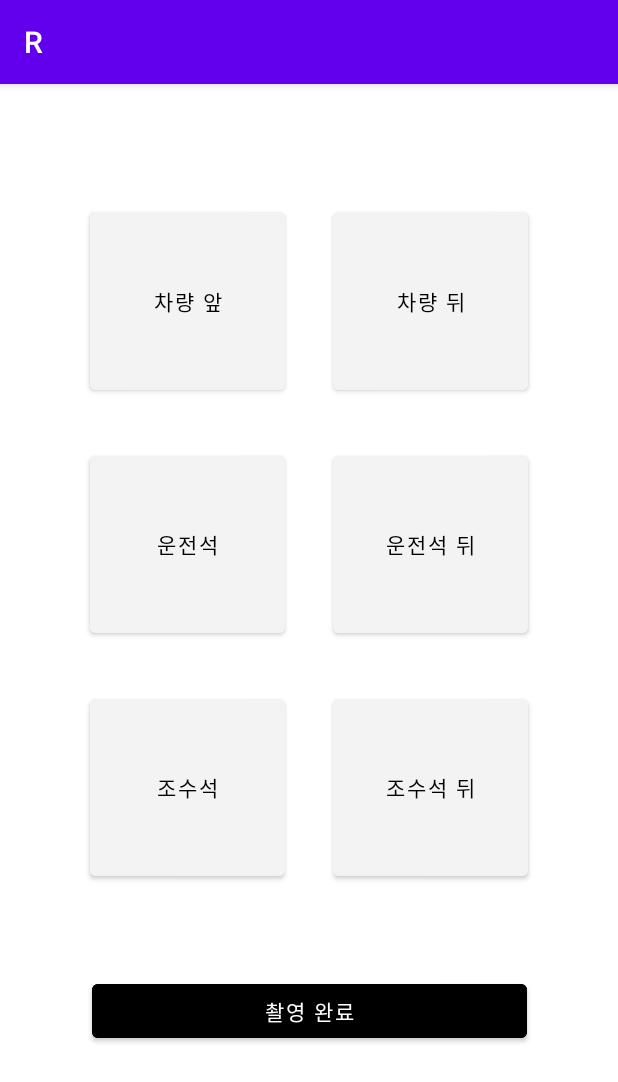
After one commit to 2022capstone/Android, an Android app: the fragment TakePicturesFragment shown on its own in the app's theme, on a phone screen of 412 x 824 dp. The commit adds this screen. Shown: the top 1082 px of the screen. Run offline under Robolectric (Android 15) with nearby library versions, the phone set to English and light mode, and no system bars.

Commit message:
현재이용중인차량(사진찍기)ui

```diff
--- /dev/null
+++ b/app/src/main/java/com/android/r/CarList.kt
@@ -0,0 +1,5 @@
+package com.android.r
+
+import java.util.*
+
+class CarList(val image: Int, val model: String, val owner: String, val date: String)//차종, 차주, 대여가능날짜
--- /dev/null
+++ b/app/src/main/java/com/android/r/TakePicturesFragment.kt
@@ -0,0 +1,59 @@
+package com.android.r
+
+import android.os.Bundle
+import androidx.fragment.app.Fragment
+import android.view.LayoutInflater
+import android.view.View
+import android.view.ViewGroup
+
+// TODO: Rename parameter arguments, choose names that match
+// the fragment initialization parameters, e.g. ARG_ITEM_NUMBER
+private const val ARG_PARAM1 = "param1"
+private const val ARG_PARAM2 = "param2"
+
+/**
+ * A simple [Fragment] subclass.
+ * Use the [TakePicturesFragment.newInstance] factory method to
+ * create an instance of this fragment.
+ */
+class TakePicturesFragment : Fragment() {
+    // TODO: Rename and change types of parameters
+    private var param1: String? = null
+    private var param2: String? = null
+
+    override fun onCreate(savedInstanceState: Bundle?) {
+        super.onCreate(savedInstanceState)
+        arguments?.let {
+            param1 = it.getString(ARG_PARAM1)
+            param2 = it.getString(ARG_PARAM2)
+        }
+    }
+
+    override fun onCreateView(
+        inflater: LayoutInflater, container: ViewGroup?,
+        savedInstanceState: Bundle?
+    ): View? {
+        // Inflate the layout for this fragment
+        return inflater.inflate(R.layout.fragment_take_pictures, container, false)
+    }
+
+    companion object {
+        /**
+         * Use this factory method to create a new instance of
+         * this fragment using the provided parameters.
+         *
+         * @param param1 Parameter 1.
+         * @param param2 Parameter 2.
+         * @return A new instance of fragment TakePicturesFragment.
+         */
+        // TODO: Rename and change types and number of parameters
+        @JvmStatic
+        fun newInstance(param1: String, param2: String) =
+            TakePicturesFragment().apply {
+                arguments = Bundle().apply {
+                    putString(ARG_PARAM1, param1)
+                    putString(ARG_PARAM2, param2)
+                }
+            }
+    }
+}
--- a/app/src/main/res/drawable/shape.xml
+++ b/app/src/main/res/drawable/shape.xml
@@ -1,7 +1,7 @@
 <?xml version="1.0" encoding="utf-8"?>
 <shape xmlns:android="http://schemas.android.com/apk/res/android"
     android:shape="rectangle" >
-    <solid android:color="@color/black"/>
+    <solid android:color="#F3F3F3"/>
 
     <corners android:bottomRightRadius="10dp"
         android:bottomLeftRadius="10dp"
@@ -9,5 +9,5 @@
         android:topRightRadius="10dp"/>
     <stroke
         android:width="3dp"
-        android:color="@color/black" />
+        android:color="#F3F3F3" />
 </shape>
--- a/app/src/main/res/layout/fragment_start2.xml
+++ b/app/src/main/res/layout/fragment_start2.xml
@@ -33,6 +33,7 @@
             app:layout_constraintTop_toTopOf="@+id/btn_menu" />
 
         <androidx.recyclerview.widget.RecyclerView
+            android:id="@+id/rv_car_rent_before"
             android:layout_width="409dp"
             android:layout_height="638dp"
             android:layout_marginStart="1dp"
--- /dev/null
+++ b/app/src/main/res/layout/fragment_take_pictures.xml
@@ -0,0 +1,96 @@
+<?xml version="1.0" encoding="utf-8"?>
+<androidx.constraintlayout.widget.ConstraintLayout xmlns:android="http://schemas.android.com/apk/res/android"
+    xmlns:app="http://schemas.android.com/apk/res-auto"
+    xmlns:tools="http://schemas.android.com/tools"
+    android:layout_width="match_parent"
+    android:layout_height="match_parent"
+    tools:context=".TakePicturesFragment">
+
+
+    <Button
+        android:id="@+id/button3"
+        android:layout_width="130dp"
+        android:layout_height="130dp"
+        android:layout_marginStart="60dp"
+        android:layout_marginTop="80dp"
+        android:backgroundTint="@color/gray"
+        android:text="차량 앞"
+        android:textColor="@color/black"
+        app:layout_constraintStart_toStartOf="parent"
+        app:layout_constraintTop_toTopOf="parent"
+        tools:ignore="SpeakableTextPresentCheck" />
+
+    <Button
+        android:id="@+id/button4"
+        android:layout_width="130dp"
+        android:layout_height="130dp"
+        android:layout_marginEnd="60dp"
+        android:backgroundTint="@color/gray"
+        android:text="차량 뒤"
+        android:textColor="@color/black"
+        app:layout_constraintBottom_toBottomOf="@+id/button3"
+        app:layout_constraintEnd_toEndOf="parent"
+        app:layout_constraintTop_toTopOf="@+id/button3"
+        app:layout_constraintVertical_bias="0.0"
+        tools:ignore="SpeakableTextPresentCheck" />
+
+    <Button
+        android:id="@+id/button5"
+        android:layout_width="130dp"
+        android:layout_height="130dp"
+        android:layout_marginTop="32dp"
+        android:backgroundTint="@color/gray"
+        android:text="운전석"
+        android:textColor="@color/black"
+        app:layout_constraintStart_toStartOf="@+id/button3"
+        app:layout_constraintTop_toBottomOf="@+id/button3"
+        tools:ignore="SpeakableTextPresentCheck" />
+
+    <Button
+        android:id="@+id/button6"
+        android:layout_width="130dp"
+        android:layout_height="130dp"
+        android:backgroundTint="@color/gray"
+        android:text="운전석 뒤"
+        android:textColor="@color/black"
+        app:layout_constraintBottom_toBottomOf="@+id/button5"
+        app:layout_constraintEnd_toEndOf="@+id/button4"
+        app:layout_constraintTop_toTopOf="@+id/button5"
+        tools:ignore="SpeakableTextPresentCheck" />
+
+    <Button
+        android:id="@+id/button7"
+        android:layout_width="130dp"
+        android:layout_height="130dp"
+        android:layout_marginTop="32dp"
+        android:backgroundTint="@color/gray"
+        android:text="조수석"
+        android:textColor="@color/black"
+        app:layout_constraintStart_toStartOf="@+id/button5"
+        app:layout_constraintTop_toBottomOf="@+id/button5"
+        tools:ignore="SpeakableTextPresentCheck" />
+
+    <Button
+        android:id="@+id/button8"
+        android:layout_width="130dp"
+        android:layout_height="130dp"
+        android:backgroundTint="@color/gray"
+        android:text="조수석 뒤"
+        android:textColor="@color/black"
+        app:layout_constraintBottom_toBottomOf="@+id/button7"
+        app:layout_constraintEnd_toEndOf="@+id/button6"
+        app:layout_constraintTop_toTopOf="@+id/button7"
+        tools:ignore="SpeakableTextPresentCheck" />
+
+    <Button
+        android:id="@+id/button9"
+        android:layout_width="290dp"
+        android:layout_height="wrap_content"
+        android:layout_marginTop="60dp"
+        android:backgroundTint="#000000"
+        android:text="촬영 완료"
+        app:layout_constraintEnd_toEndOf="parent"
+        app:layout_constraintStart_toStartOf="parent"
+        app:layout_constraintTop_toBottomOf="@+id/button7" />
+
+</androidx.constraintlayout.widget.ConstraintLayout>
--- a/app/src/main/res/values/colors.xml
+++ b/app/src/main/res/values/colors.xml
@@ -7,4 +7,5 @@
     <color name="teal_700">#FF018786</color>
     <color name="black">#FF000000</color>
     <color name="white">#FFFFFFFF</color>
+    <color name="gray">#F3F3F3</color>
 </resources>
```
Also changed, not shown: app/src/main/java/com/android/r/CarListAdapter.kt (added, +35 -0 lines), app/src/main/java/com/android/r/Start2Fragment.kt (+12 -5 lines), app/src/main/res/layout/list_car.xml (renamed from app/src/main/res/layout/list_car_rent_before.xml, +15 -16 lines).
